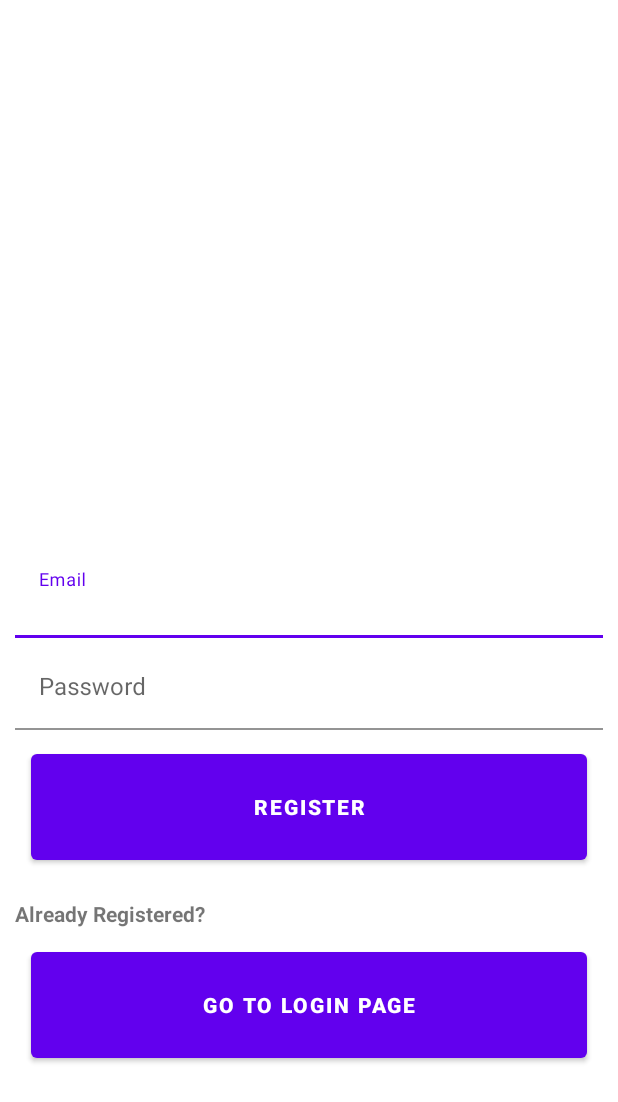
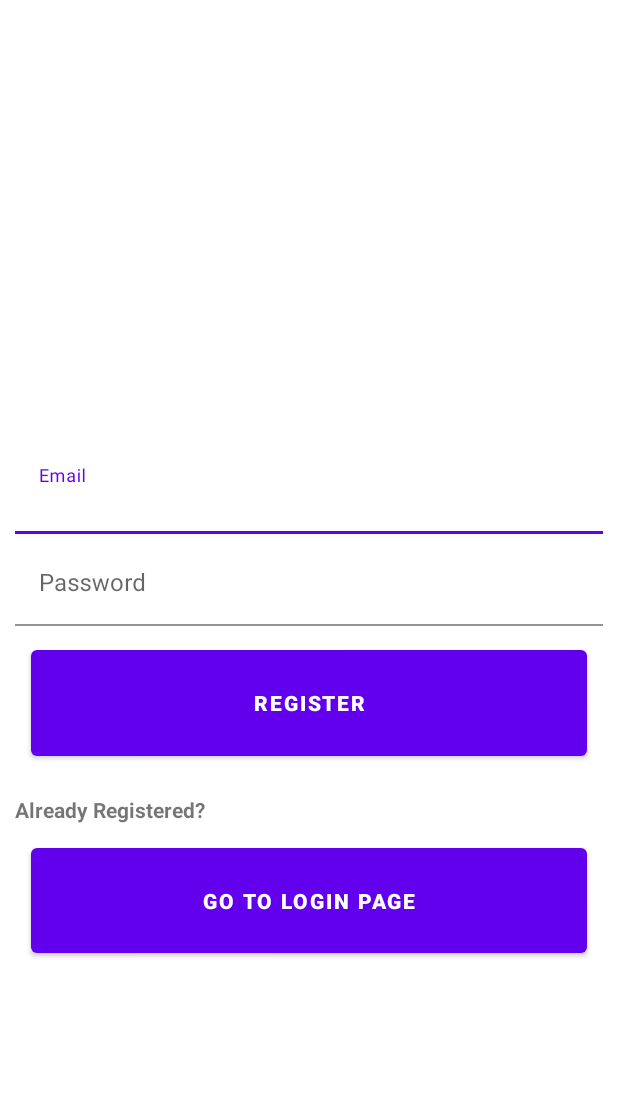
Before and after one commit to iliasbtk/Speed-Bump-Detection-App, an Android app: the screen it shows after launch (RegisterActivity), after a tap on "GO TO REGISTER PAGE", on a phone screen of 412 x 824 dp. Shown: the top 1102 px of the screen. Run offline under Robolectric (Android 15) with nearby library versions, the phone set to English and light mode, and no system bars; our stand-ins replace Firebase (no records; nobody signed in at launch, a user with empty details on screens opened directly); 1 other tap on this screen came first.

Commit message:
#027 Add comments and final adjustments to the code

```diff
--- a/app/src/main/java/com/example/speedbumpdetection/SpeedBump.java
+++ b/app/src/main/java/com/example/speedbumpdetection/SpeedBump.java
@@ -13,8 +13,6 @@ public class SpeedBump {
         return lon;
     }
 
-
-
     public void setLat(double lat) {
         this.lat = lat;
     }
@@ -29,6 +27,5 @@ public class SpeedBump {
     }
 
     public SpeedBump(){
-
     };
 }
--- a/app/src/main/res/layout/activity_register.xml
+++ b/app/src/main/res/layout/activity_register.xml
@@ -5,33 +5,14 @@
     android:layout_width="match_parent"
     android:layout_height="match_parent"
     tools:context=".RegisterActivity">
-    <ImageView
-        android:id="@+id/logo_register"
-        android:layout_width="0dp"
-        android:layout_height="0dp"
-        app:layout_constraintEnd_toEndOf="parent"
-        app:layout_constraintHeight_percent="0.25"
-        app:layout_constraintStart_toStartOf="parent"
-        app:layout_constraintTop_toTopOf="parent"
-        app:layout_constraintWidth_percent="0.6" />
 
-    <ImageView
-        android:id="@+id/Img_Register"
-        android:layout_width="0dp"
-        android:layout_height="0dp"
-        app:layout_constraintEnd_toEndOf="parent"
-        app:layout_constraintHeight_percent="0.15"
-        app:layout_constraintStart_toStartOf="parent"
-        app:layout_constraintTop_toBottomOf="@+id/logo_register"
-        app:layout_constraintWidth_percent="0.9"
-        android:layout_marginTop="20dp"/>
 
     <com.google.android.material.textfield.TextInputLayout
         android:id="@+id/txt_input_email_layout"
         android:layout_width="match_parent"
         android:layout_height="wrap_content"
-        app:layout_constraintTop_toBottomOf="@+id/Img_Register"
-        android:layout_marginTop="20dp"
+        app:layout_constraintTop_toTopOf="parent"
+        android:layout_marginTop="300dp"
         android:layout_marginLeft="10dp"
         android:layout_marginRight="10dp">
 
```
Also changed, not shown: app/src/main/java/com/example/speedbumpdetection/LoginActivity.java (+11 -13 lines), app/src/main/java/com/example/speedbumpdetection/MainActivity.java (+0 -9 lines), app/src/main/java/com/example/speedbumpdetection/MapsActivity.java (+19 -172 lines), app/src/main/java/com/example/speedbumpdetection/PolylineData.java (+0 -9 lines), app/src/main/java/com/example/speedbumpdetection/RegisterActivity.java (+10 -4 lines), app/src/main/res/layout/activity_login.xml (+5 -25 lines).
